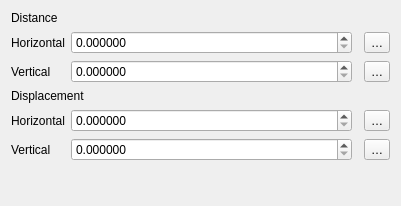
qgis/QGIS, file src/ui/symbollayer/widget_pointpatternfill.ui: the form before one commit.
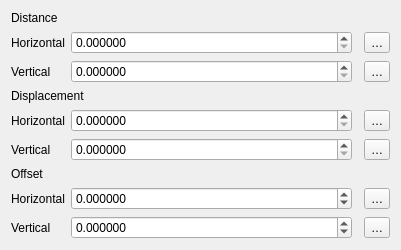
The form after the commit. Custom widgets are drawn as their Qt base class.

Commit message: [FEATURE][symbology] Add offset settings for point pattern fill symbol layer

Diff of the .ui file:
```diff
--- a/src/ui/symbollayer/widget_pointpatternfill.ui
+++ b/src/ui/symbollayer/widget_pointpatternfill.ui
@@ -28,6 +28,131 @@
      </property>
     </widget>
    </item>
+   <item row="6" column="0" colspan="3">
+    <widget class="QLabel" name="mOffsetLabel">
+     <property name="text">
+      <string>Offset</string>
+     </property>
+    </widget>
+   </item>
+   <item row="7" column="0">
+    <widget class="QLabel" name="mHorizontalOffsetLabel">
+     <property name="text">
+      <string>Horizontal</string>
+     </property>
+    </widget>
+   </item>
+   <item row="7" column="1">
+    <layout class="QHBoxLayout" name="horizontalLayout_6">
+     <item>
+      <widget class="QgsDoubleSpinBox" name="mHorizontalOffsetSpinBox">
+       <property name="sizePolicy">
+        <sizepolicy hsizetype="Minimum" vsizetype="Fixed">
+         <horstretch>1</horstretch>
+         <verstretch>0</verstretch>
+        </sizepolicy>
+       </property>
+       <property name="decimals">
+        <number>6</number>
+       </property>
+       <property name="minimum">
+        <double>-99999999.989999994635582</double>
+       </property>
+       <property name="maximum">
+        <double>99999999.989999994635582</double>
+       </property>
+       <property name="singleStep">
+        <double>0.200000000000000</double>
+       </property>
+       <property name="clearValue">
+        <double>0.0</double>
+       </property>
+       <property name="showClearButton" stdset="0">
+        <bool>true</bool>
+       </property>
+      </widget>
+     </item>
+     <item>
+      <widget class="QgsUnitSelectionWidget" name="mHorizontalOffsetUnitWidget" native="true">
+       <property name="minimumSize">
+        <size>
+         <width>0</width>
+         <height>0</height>
+        </size>
+       </property>
+       <property name="focusPolicy">
+        <enum>Qt::StrongFocus</enum>
+       </property>
+      </widget>
+     </item>
+    </layout>
+   </item>
+   <item row="7" column="2">
+    <widget class="QgsPropertyOverrideButton" name="mHorizontalOffsetDDBtn">
+     <property name="text">
+      <string>…</string>
+     </property>
+    </widget>
+   </item>
+   <item row="8" column="0">
+    <widget class="QLabel" name="mVerticalOffsetLabel">
+     <property name="text">
+      <string>Vertical</string>
+     </property>
+    </widget>
+   </item>
+   <item row="8" column="1">
+    <layout class="QHBoxLayout" name="horizontalLayout_7">
+     <item>
+      <widget class="QgsDoubleSpinBox" name="mVerticalOffsetSpinBox">
+       <property name="sizePolicy">
+        <sizepolicy hsizetype="Minimum" vsizetype="Fixed">
+         <horstretch>1</horstretch>
+         <verstretch>0</verstretch>
+        </sizepolicy>
+       </property>
+       <property name="decimals">
+        <number>6</number>
+       </property>
+       <property name="minimum">
+        <double>-99999999.989999994635582</double>
+       </property>
+       <property name="maximum">
+        <double>99999999.989999994635582</double>
+       </property>
+       <property name="singleStep">
+        <double>0.200000000000000</double>
+       </property>
+       <property name="clearValue">
+        <double>0.0</double>
+       </property>
+       <property name="showClearButton" stdset="0">
+        <bool>true</bool>
+       </property>
+      </widget>
+     </item>
+     <item>
+      <widget class="QgsUnitSelectionWidget" name="mVerticalOffsetUnitWidget" native="true">
+       <property name="minimumSize">
+        <size>
+         <width>0</width>
+         <height>0</height>
+        </size>
+       </property>
+       <property name="focusPolicy">
+        <enum>Qt::StrongFocus</enum>
+       </property>
+      </widget>
+     </item>
+    </layout>
+   </item>
+   <item row="8" column="2">
+    <widget class="QgsPropertyOverrideButton" name="mVerticalOffsetDDBtn">
+     <property name="text">
+      <string>…</string>
+     </property>
+    </widget>
+   </item>
    <item row="1" column="0">
     <widget class="QLabel" name="mHorizontalDistanceLabel1">
      <property name="text">
@@ -234,7 +359,7 @@
      </property>
     </widget>
    </item>
-   <item row="6" column="0" colspan="3">
+   <item row="9" column="0" colspan="3">
     <spacer name="verticalSpacer">
      <property name="orientation">
       <enum>Qt::Vertical</enum>
```
Left out of the diff: 6 changed lines with no effect on the pictures. The commit also changes 10 other files.
